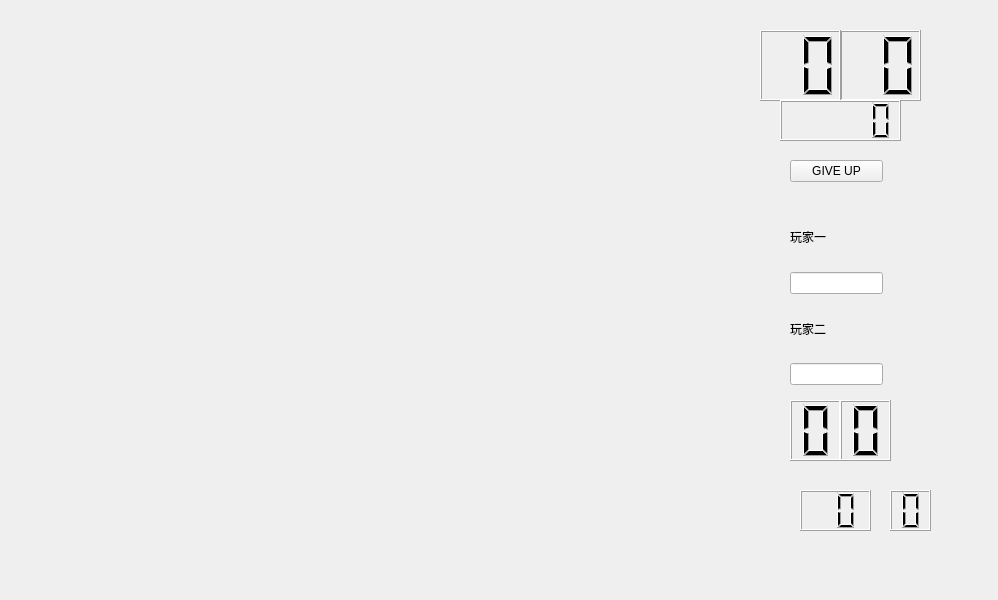
Old version of the form stage1/widget.ui in the repository Liyh04/2205.
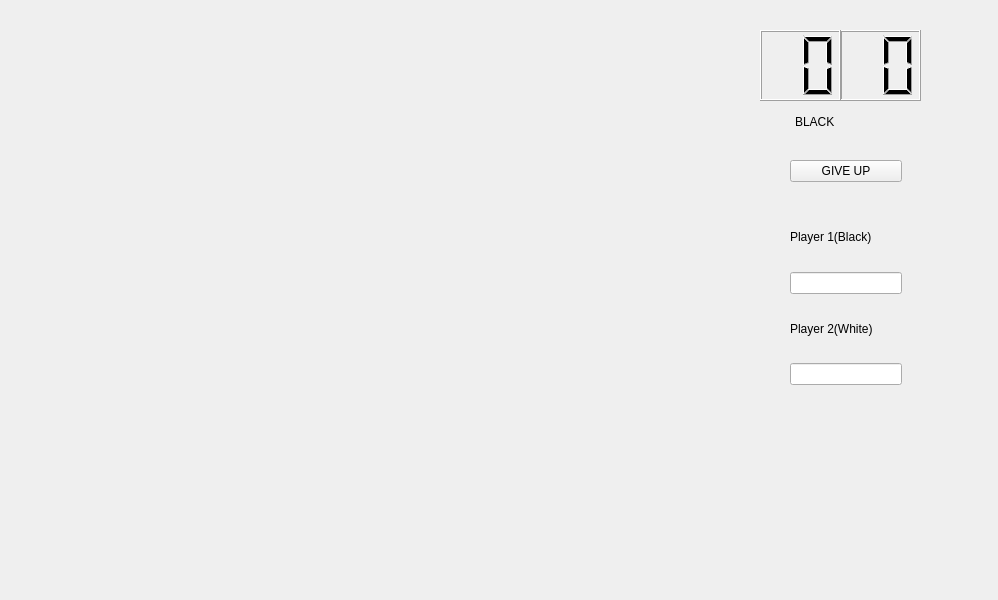
New version of the form.

Commit message: 在美观方面做出改进，隐藏了调试数据

Diff of the .ui file:
```diff
--- a/stage1/widget.ui
+++ b/stage1/widget.ui
@@ -53,7 +53,7 @@
     <rect>
      <x>790</x>
      <y>140</y>
-     <width>93</width>
+     <width>112</width>
      <height>245</height>
     </rect>
    </property>
@@ -104,7 +104,7 @@
        <bool>true</bool>
       </property>
       <property name="text">
-       <string>玩家一</string>
+       <string>Player 1(Black)</string>
       </property>
      </widget>
     </item>
@@ -121,7 +121,7 @@
        <bool>true</bool>
       </property>
       <property name="text">
-       <string>玩家二</string>
+       <string>Player 2(White)</string>
       </property>
      </widget>
     </item>
@@ -134,69 +134,20 @@
     </item>
    </layout>
   </widget>
-  <widget class="QLCDNumber" name="lcd_row">
+  <widget class="QLabel" name="label_3">
    <property name="geometry">
     <rect>
-     <x>790</x>
-     <y>400</y>
-     <width>51</width>
-     <height>61</height>
+     <x>795</x>
+     <y>110</y>
+     <width>111</width>
+     <height>23</height>
     </rect>
    </property>
-   <property name="digitCount">
-    <number>1</number>
+   <property name="styleSheet">
+    <string notr="true">font: 600 italic 22pt &quot;Cascadia Mono SemiBold&quot;;</string>
    </property>
-  </widget>
-  <widget class="QLCDNumber" name="lcd_coloum">
-   <property name="geometry">
-    <rect>
-     <x>840</x>
-     <y>400</y>
-     <width>51</width>
-     <height>61</height>
-    </rect>
-   </property>
-   <property name="digitCount">
-    <number>1</number>
-   </property>
-  </widget>
-  <widget class="QLCDNumber" name="lcdNumber">
-   <property name="geometry">
-    <rect>
-     <x>800</x>
-     <y>490</y>
-     <width>71</width>
-     <height>41</height>
-    </rect>
-   </property>
-   <property name="digitCount">
-    <number>2</number>
-   </property>
-  </widget>
-  <widget class="QLCDNumber" name="player">
-   <property name="geometry">
-    <rect>
-     <x>780</x>
-     <y>100</y>
-     <width>121</width>
-     <height>41</height>
-    </rect>
-   </property>
-   <property name="digitCount">
-    <number>5</number>
-   </property>
-  </widget>
-  <widget class="QLCDNumber" name="exist">
-   <property name="geometry">
-    <rect>
-     <x>890</x>
-     <y>490</y>
-     <width>41</width>
-     <height>41</height>
-    </rect>
-   </property>
-   <property name="digitCount">
-    <number>1</number>
+   <property name="text">
+    <string>BLACK</string>
    </property>
   </widget>
  </widget>
```
The commit also changes 2 other files.
